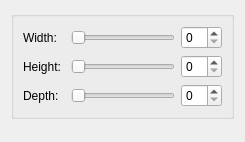
Before: the Qt Designer form src/Apps/MainWindow/Widgets/VolumeResizeWidget.ui in jdms/rrm, drawn with Qt 5.
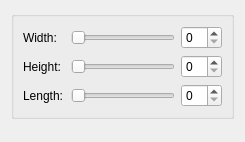
After: the same form once the commit is applied.

```diff
--- a/src/Apps/MainWindow/Widgets/VolumeResizeWidget.ui
+++ b/src/Apps/MainWindow/Widgets/VolumeResizeWidget.ui
@@ -57,7 +57,7 @@
       <item row="2" column="0">
        <widget class="QLabel" name="label_3">
         <property name="text">
-         <string>Depth: </string>
+         <string>Length:</string>
         </property>
        </widget>
       </item>
```
